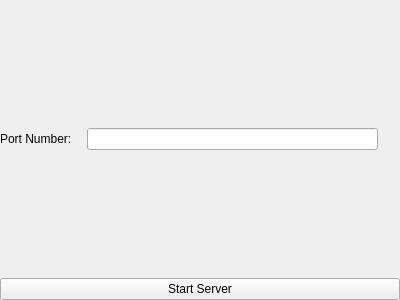
Old version of the form JeopardyServer/mainwindow.ui in the repository Belgiumboy123/Jeopardy.
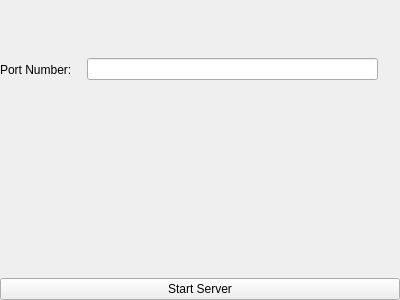
New version of the form.

```diff
--- a/JeopardyServer/mainwindow.ui
+++ b/JeopardyServer/mainwindow.ui
@@ -87,6 +87,19 @@
       </layout>
      </widget>
     </item>
+    <item>
+     <widget class="QLabel" name="resultLabel">
+      <property name="sizePolicy">
+       <sizepolicy hsizetype="Preferred" vsizetype="Minimum">
+        <horstretch>0</horstretch>
+        <verstretch>0</verstretch>
+       </sizepolicy>
+      </property>
+      <property name="text">
+       <string/>
+      </property>
+     </widget>
+    </item>
     <item>
      <widget class="QPushButton" name="startButton">
       <property name="text">
```
Left out of the diff: 2 changed lines with no effect on the pictures.
